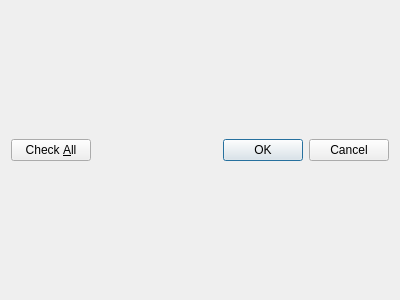
Before: the Qt Designer form libs/pre/datamodel/preprocessorgridattributecustommappingdialog.ui in i-RIC/prepost-gui, drawn with Qt 5.
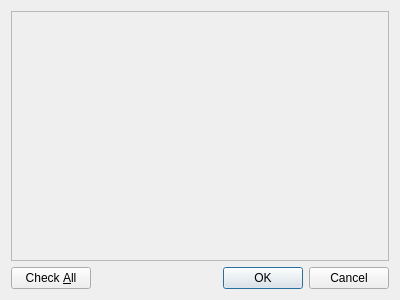
After: the same form once the commit is applied.

Commit message: Closes i-RIC/prepost-gui#425

The edit to the form file:
```diff
--- a/libs/pre/datamodel/preprocessorgridattributecustommappingdialog.ui
+++ b/libs/pre/datamodel/preprocessorgridattributecustommappingdialog.ui
@@ -13,9 +13,23 @@
   <property name="windowTitle">
    <string>Attribute Mapping</string>
   </property>
-  <layout class="QVBoxLayout" name="verticalLayout" stretch="1,0">
+  <layout class="QVBoxLayout" name="verticalLayout">
    <item>
-    <layout class="QVBoxLayout" name="layout"/>
+    <widget class="QScrollArea" name="scrollArea">
+     <property name="widgetResizable">
+      <bool>true</bool>
+     </property>
+     <widget class="QWidget" name="scrollAreaWidgetContents">
+      <property name="geometry">
+       <rect>
+        <x>0</x>
+        <y>0</y>
+        <width>373</width>
+        <height>241</height>
+       </rect>
+      </property>
+     </widget>
+    </widget>
    </item>
    <item>
     <layout class="QHBoxLayout" name="horizontalLayout">
```
The commit also changes 1 other file.
